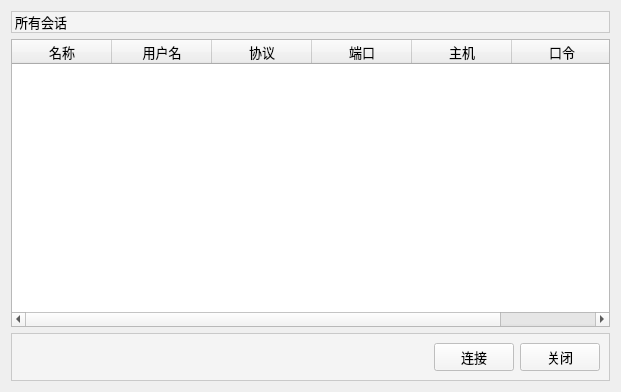
Qt form STATUS/login.ui (cylqqqcyl/WHU_FTP) before a commit.
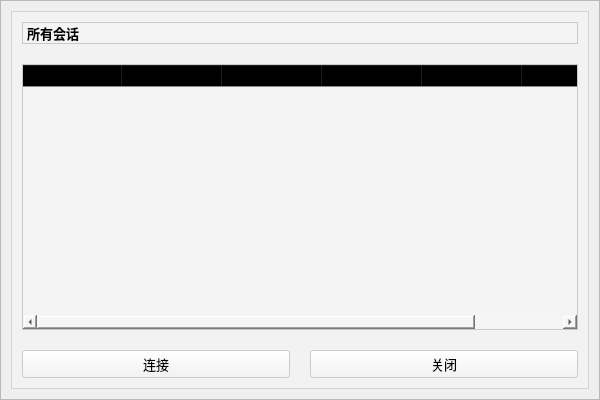
The same form after that commit. Icons and pictures are not drawn.

Diff of the .ui file:
```diff
--- a/STATUS/login.ui
+++ b/STATUS/login.ui
@@ -6,10 +6,16 @@
    <rect>
     <x>0</x>
     <y>0</y>
-    <width>621</width>
-    <height>392</height>
+    <width>600</width>
+    <height>400</height>
    </rect>
   </property>
+  <property name="minimumSize">
+   <size>
+    <width>600</width>
+    <height>400</height>
+   </size>
+  </property>
   <property name="font">
    <font>
     <family>微软雅黑</family>
@@ -19,11 +25,98 @@
   <property name="windowTitle">
    <string>Log in</string>
   </property>
+  <property name="styleSheet">
+   <string notr="true"/>
+  </property>
+  <layout class="QGridLayout" name="gridLayout">
+   <property name="leftMargin">
+    <number>0</number>
+   </property>
+   <property name="topMargin">
+    <number>0</number>
+   </property>
+   <property name="rightMargin">
+    <number>0</number>
+   </property>
+   <property name="bottomMargin">
+    <number>0</number>
+   </property>
+   <item row="0" column="0">
+    <widget class="QFrame" name="frame_2">
+     <property name="styleSheet">
+      <string notr="true">#frame_2{border-image: url(:/resources/common/bg-3.jpg);}</string>
+     </property>
+     <property name="frameShape">
+      <enum>QFrame::StyledPanel</enum>
+     </property>
+     <property name="frameShadow">
+      <enum>QFrame::Raised</enum>
+     </property>
+     <layout class="QGridLayout" name="gridLayout_3">
+      <property name="leftMargin">
+       <number>10</number>
+      </property>
+      <property name="topMargin">
+       <number>10</number>
+      </property>
+      <property name="rightMargin">
+       <number>10</number>
+      </property>
+      <property name="bottomMargin">
+       <number>10</number>
+      </property>
+      <item row="0" column="0">
+       <widget class="QFrame" name="frame">
+        <property name="styleSheet">
+         <string notr="true">background-color: rgba(245, 245, 245,150);</string>
+        </property>
+        <property name="frameShape">
+         <enum>QFrame::StyledPanel</enum>
+        </property>
+        <property name="frameShadow">
+         <enum>QFrame::Raised</enum>
+        </property>
   <layout class="QVBoxLayout" name="verticalLayout">
+         <property name="spacing">
+          <number>20</number>
+         </property>
+         <property name="leftMargin">
+          <number>10</number>
+         </property>
+         <property name="topMargin">
+          <number>10</number>
+         </property>
+         <property name="rightMargin">
+          <number>10</number>
+         </property>
+         <property name="bottomMargin">
+          <number>10</number>
+         </property>
    <item>
     <widget class="QLabel" name="label">
+           <property name="minimumSize">
+            <size>
+             <width>0</width>
+             <height>0</height>
+            </size>
+           </property>
+           <property name="maximumSize">
+            <size>
+             <width>16777215</width>
+             <height>16777215</height>
+            </size>
+           </property>
+           <property name="font">
+            <font>
+             <family>微软雅黑</family>
+             <pointsize>10</pointsize>
+             <weight>75</weight>
+             <bold>true</bold>
+            </font>
+           </property>
      <property name="styleSheet">
-      <string notr="true">background-color: rgba(245, 245, 245, 200);</string>
+            <string notr="true">background-color: rgba(245, 245, 245, 200);
+color: rgb(0, 0, 0);</string>
      </property>
      <property name="frameShape">
       <enum>QFrame::StyledPanel</enum>
@@ -35,12 +128,27 @@
       <string>所有会话</string>
      </property>
      <property name="margin">
-      <number>5</number>
+            <number>10</number>
      </property>
     </widget>
    </item>
    <item>
     <widget class="QTableWidget" name="sessionTbl">
+           <property name="minimumSize">
+            <size>
+             <width>0</width>
+             <height>0</height>
+            </size>
+           </property>
+           <property name="font">
+            <font>
+             <family>微软雅黑</family>
+             <pointsize>10</pointsize>
+            </font>
+           </property>
+           <property name="styleSheet">
+            <string notr="true">background-color: rgba(245, 245, 245, 200);</string>
+           </property>
      <property name="selectionBehavior">
       <enum>QAbstractItemView::SelectRows</enum>
      </property>
@@ -92,30 +200,10 @@
     </widget>
    </item>
    <item>
-    <widget class="QFrame" name="frame">
-     <property name="styleSheet">
-      <string notr="true">background-color: rgba(245, 245, 245, 200);</string>
-     </property>
-     <property name="frameShape">
-      <enum>QFrame::StyledPanel</enum>
-     </property>
-     <property name="frameShadow">
-      <enum>QFrame::Raised</enum>
-     </property>
      <layout class="QHBoxLayout" name="horizontalLayout">
-      <item>
-       <spacer name="horizontalSpacer">
-        <property name="orientation">
-         <enum>Qt::Horizontal</enum>
-        </property>
-        <property name="sizeHint" stdset="0">
-         <size>
-          <width>382</width>
-          <height>20</height>
-         </size>
-        </property>
-       </spacer>
-      </item>
+           <property name="spacing">
+            <number>20</number>
+           </property>
       <item>
        <widget class="QPushButton" name="connectBtn">
         <property name="font">
@@ -143,10 +231,17 @@
        </widget>
       </item>
      </layout>
+         </item>
+        </layout>
     </widget>
    </item>
   </layout>
  </widget>
- <resources/>
+   </item>
+  </layout>
+ </widget>
+ <resources>
+  <include location="resources/resources.qrc"/>
+ </resources>
  <connections/>
 </ui>
```
Lines whose indentation alone changed are shown as unchanged.
